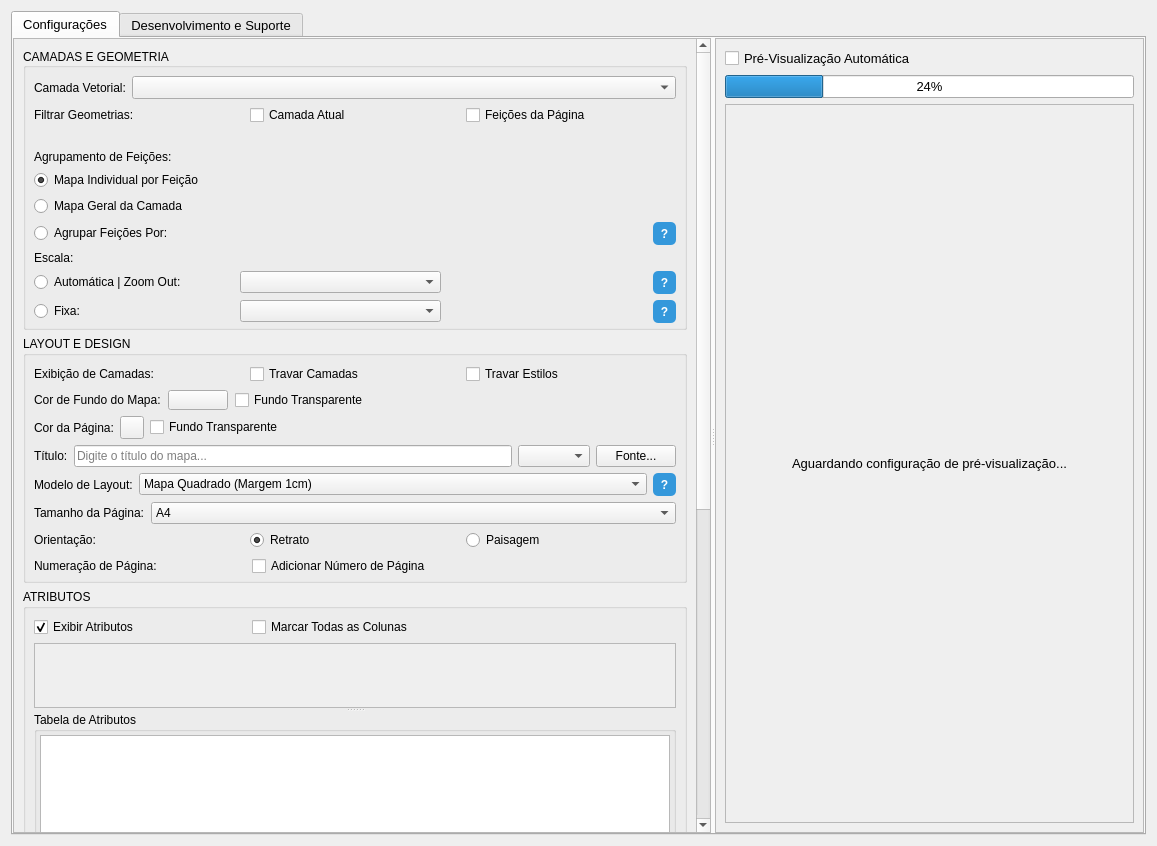
First picture: the form in vector_to_map_dialog_base.ui, repository matheusdurso/VectorToMap, before the edit.
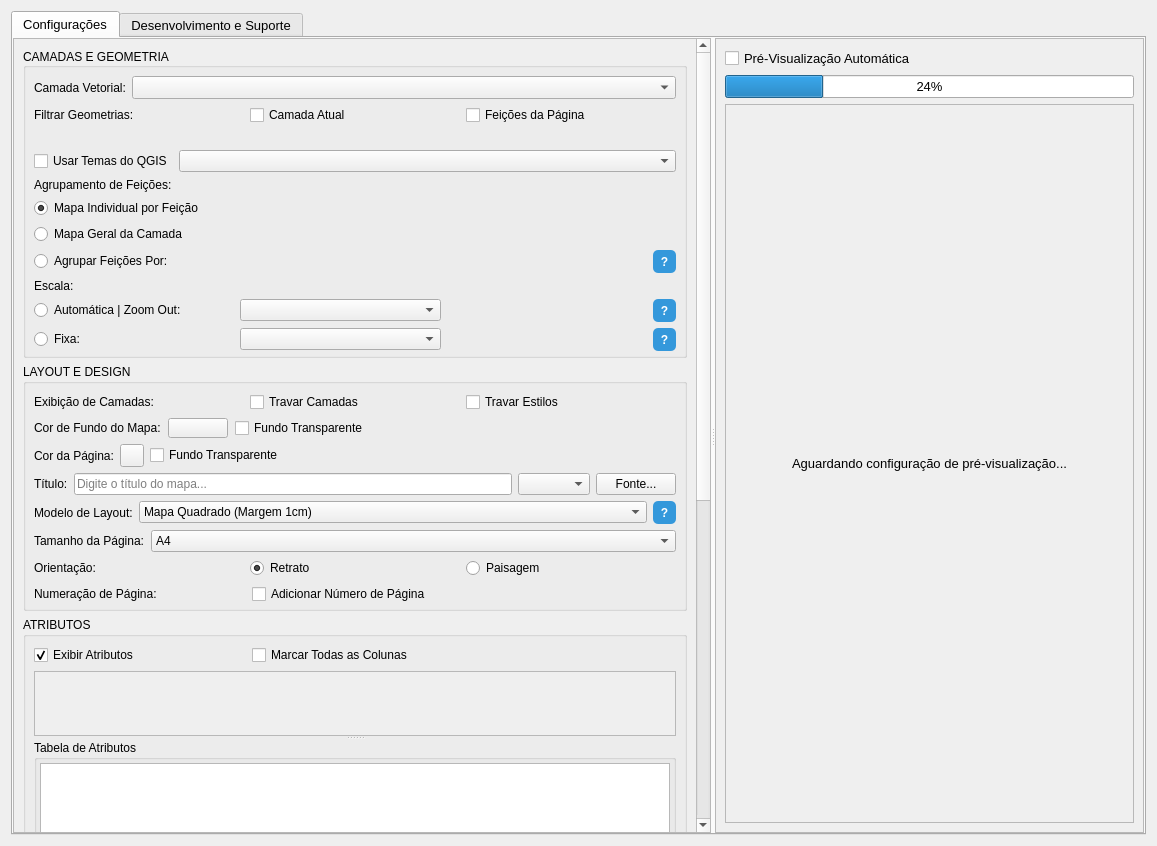
Second picture: the form after the edit. Custom widgets are drawn as their Qt base class.

Diff of the .ui file:
```diff
--- a/vector_to_map_dialog_base.ui
+++ b/vector_to_map_dialog_base.ui
@@ -84,7 +84,7 @@
              <x>0</x>
              <y>0</y>
              <width>650</width>
-             <height>1489</height>
+             <height>1522</height>
             </rect>
            </property>
            <layout class="QVBoxLayout" name="verticalLayout_4">
@@ -198,6 +198,23 @@
                  </property>
                 </widget>
                </item>
+               <item>
+                <layout class="QHBoxLayout" name="horizontalLayout_19" stretch="0,1">
+                 <property name="topMargin">
+                  <number>0</number>
+                 </property>
+                 <item>
+                  <widget class="QCheckBox" name="chk_usar_tema">
+                   <property name="text">
+                    <string>Usar Temas do QGIS</string>
+                   </property>
+                  </widget>
+                 </item>
+                 <item>
+                  <widget class="QComboBox" name="combo_temas"/>
+                 </item>
+                </layout>
+               </item>
                <item>
                 <layout class="QHBoxLayout" name="horizontalLayout_4" stretch="1">
                  <property name="topMargin">
```
